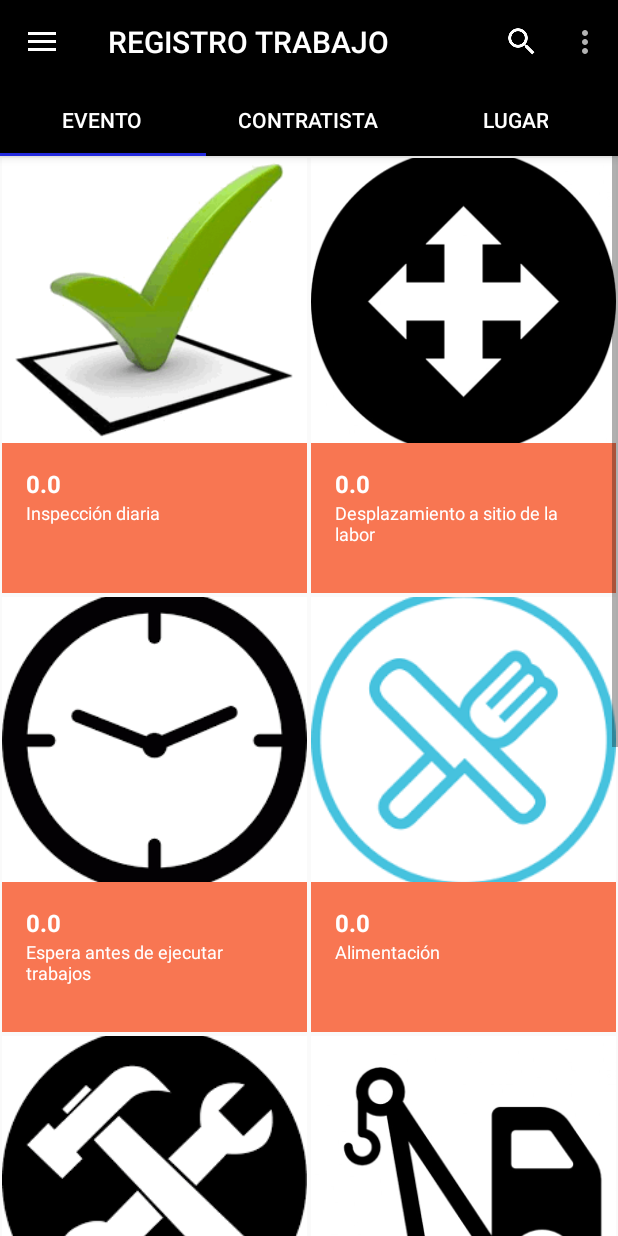
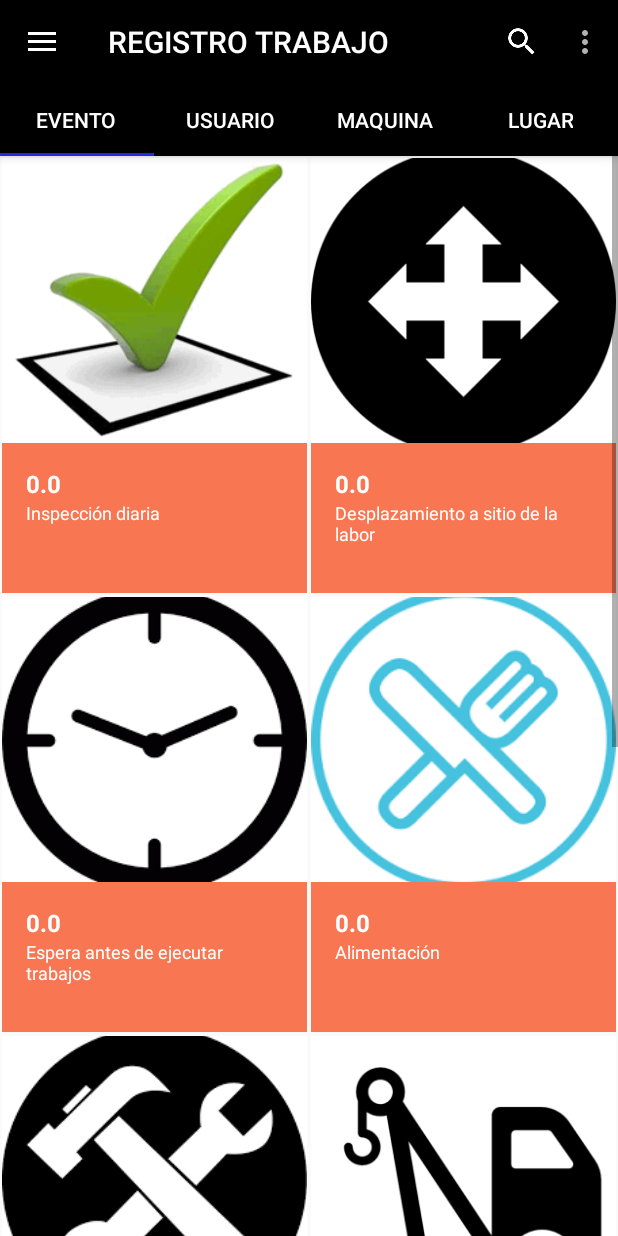
Before and after one commit to diegoochoac/ConcentradorEventos, an Android app: the FragmentoCategoria screen opened directly, with no data from a screen before it, on a phone screen of 412 x 824 dp. Run offline under Robolectric (Android 15) with nearby library versions, the phone set to English and light mode, and no system bars; pictures from the network do not load.

Commit message:
Actualizacion Codigo3

```diff
--- a/app/src/main/java/fragments/FragmentoCategorias.java
+++ b/app/src/main/java/fragments/FragmentoCategorias.java
@@ -59,8 +59,9 @@ public class FragmentoCategorias extends Fragment {
     private void poblarViewPager(ViewPager viewPager) {
         AdaptadorSecciones adapter = new AdaptadorSecciones(getFragmentManager());
         adapter.addFragment(FragmentoCategoria.nuevaInstancia(0), getString(R.string.titulo_tab_eventos));
-        adapter.addFragment(FragmentoCategoria.nuevaInstancia(1), getString(R.string.titulo_tab_contratista));
-        adapter.addFragment(FragmentoCategoria.nuevaInstancia(2), getString(R.string.titulo_tab_lugar));
+        adapter.addFragment(FragmentoCategoria.nuevaInstancia(1), getString(R.string.titulo_tab_usuario));
+        adapter.addFragment(FragmentoCategoria.nuevaInstancia(2), getString(R.string.titulo_tab_maquina));
+        adapter.addFragment(FragmentoCategoria.nuevaInstancia(3), getString(R.string.titulo_tab_lugar));
         viewPager.setAdapter(adapter);
     }
 
--- a/app/src/main/res/values/strings.xml
+++ b/app/src/main/res/values/strings.xml
@@ -11,7 +11,8 @@
     <string name="titulo_eventos_populares">Historial de Eventos</string>
 
     <string name="titulo_tab_eventos">EVENTO</string>
-    <string name="titulo_tab_contratista">CONTRATISTA</string>
+    <string name="titulo_tab_usuario">USUARIO</string>
+    <string name="titulo_tab_maquina">MAQUINA</string>
     <string name="titulo_tab_lugar">LUGAR</string>
 
     <!-- TODO: Remove or change this placeholder text -->
```
Also changed, not shown: app/src/main/java/fragments/FragmentoCategoria.java (+7 -2 lines).
